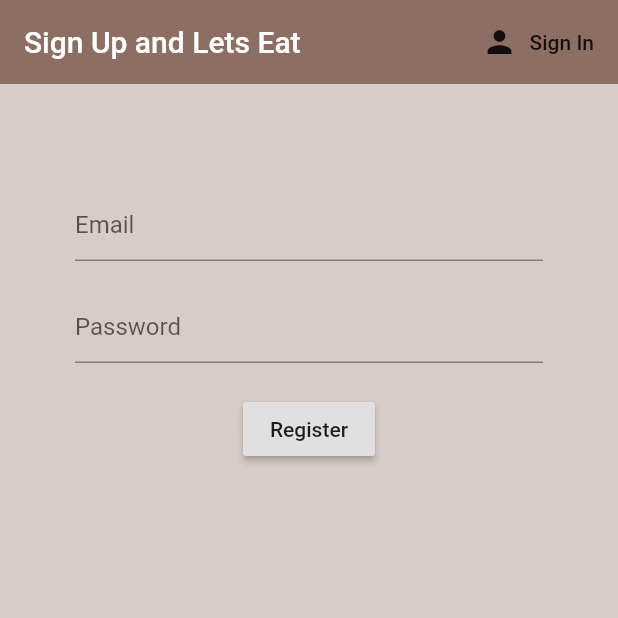
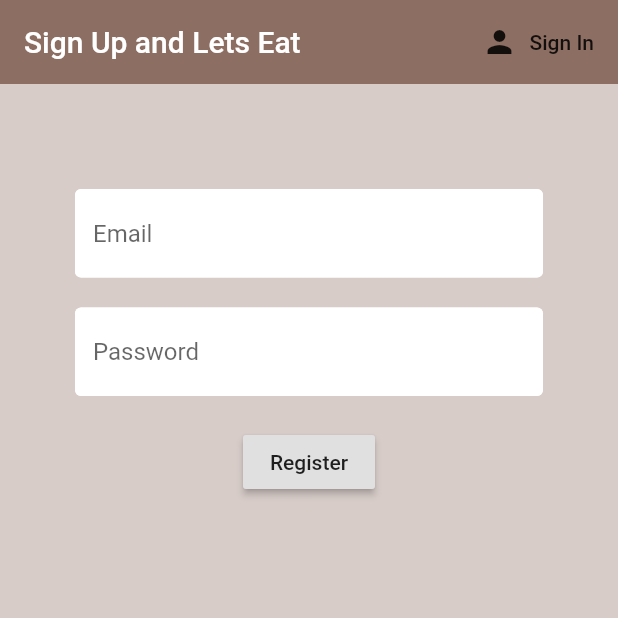
Before and after one commit to Batzee/flutterFirebaseLogin, a Flutter app: the screen it shows after launch, after a tap on "Sign In", after a tap on "Register", on a phone screen of 412 x 824 dp, the top half of it. Run offline on Flutter 3.47's test engine with Material 2 defaults, Android fonts, the phone set to English and light mode, and no system bars; our stand-ins replace firebase_auth, flutter_spinkit; accounts and stored records are empty.

Commit message:
Added Loading animation between sign in and register

```diff
--- a/lib/screens/authenticate/registerform.dart
+++ b/lib/screens/authenticate/registerform.dart
@@ -1,5 +1,7 @@
 import 'package:flutter/material.dart';
 import 'package:letsmeet/services/auth.dart';
+import 'package:letsmeet/shared/constants.dart';
+import 'package:letsmeet/shared/loading.dart';
 
 class RegisterForm extends StatefulWidget {
   final Function signInState;
@@ -13,13 +15,17 @@ class _RegisterFormState extends State<RegisterForm> {
   final AuthService _auth = AuthService();
   final _formKey = GlobalKey<FormState>();
 
+  bool loading = false;
+
   String email = '';
   String password = '';
   String error = '';
 
   @override
   Widget build(BuildContext context) {
-    return Scaffold(
+    return loading
+        ? Loading()
+        : Scaffold(
             backgroundColor: Colors.brown[100],
             appBar: AppBar(
               backgroundColor: Colors.brown[400],
@@ -44,7 +50,8 @@ class _RegisterFormState extends State<RegisterForm> {
                     SizedBox(height: 20.0),
                     TextFormField(
                       validator: (val) => val.isEmpty ? 'Email is Empty' : null,
-                decoration: InputDecoration(hintText: 'Email'),
+                      decoration:
+                          textInputDecoration.copyWith(hintText: 'Email'),
                       onChanged: (val) {
                         setState(() {
                           email = val;
@@ -57,7 +64,8 @@ class _RegisterFormState extends State<RegisterForm> {
                       validator: (val) => val.length < 6
                           ? 'Password must more than 5 characters long'
                           : null,
-                decoration: InputDecoration(hintText: 'Password'),
+                      decoration:
+                          textInputDecoration.copyWith(hintText: 'Password'),
                       onChanged: (val) {
                         setState(() {
                           password = val;
@@ -70,18 +78,24 @@ class _RegisterFormState extends State<RegisterForm> {
                       child: Text('Register'),
                       onPressed: () async {
                         if (_formKey.currentState.validate()) {
-                    dynamic result =
-                        await _auth.RegisterWithEmailAndPass(email, password);
+                          setState(() {
+                            loading = true;
+                          });
+                          dynamic result = await _auth.RegisterWithEmailAndPass(
+                              email, password);
                           if (result == null) {
                             setState(() {
-                        error = 'Something went wrong, please try again later';
+                              error =
+                                  'Something went wrong, please try again later';
+                              loading = false;
                             });
                           }
                         }
                       },
                     ),
                     SizedBox(height: 20.0),
-              Text(error, style: TextStyle(color: Colors.red, fontSize: 14))
+                    Text(error,
+                        style: TextStyle(color: Colors.red, fontSize: 14))
                   ],
                 ),
               ),
--- a/lib/screens/authenticate/sign_in.dart
+++ b/lib/screens/authenticate/sign_in.dart
@@ -1,5 +1,7 @@
 import 'package:flutter/material.dart';
 import 'package:letsmeet/services/auth.dart';
+import 'package:letsmeet/shared/constants.dart';
+import 'package:letsmeet/shared/loading.dart';
 
 class SignIn extends StatefulWidget {
   final Function signInState;
@@ -14,6 +16,8 @@ class _SignInState extends State<SignIn> with SingleTickerProviderStateMixin {
 
   AuthService _auth = AuthService();
   final _formKey = GlobalKey<FormState>();
+
+  bool loading = false;
 
   String email = '';
   String password = '';
@@ -33,7 +37,9 @@ class _SignInState extends State<SignIn> with SingleTickerProviderStateMixin {
 
   @override
   Widget build(BuildContext context) {
-    return Scaffold(
+    return loading
+        ? Loading()
+        : Scaffold(
             backgroundColor: Colors.brown[100],
             appBar: AppBar(
               backgroundColor: Colors.brown[400],
@@ -58,7 +64,8 @@ class _SignInState extends State<SignIn> with SingleTickerProviderStateMixin {
                     SizedBox(height: 20.0),
                     TextFormField(
                       validator: (val) => val.isEmpty ? 'Email is Empty' : null,
-                decoration: InputDecoration(hintText: 'Email'),
+                      decoration:
+                          textInputDecoration.copyWith(hintText: 'Email'),
                       onChanged: (val) {
                         setState(() {
                           email = val;
@@ -68,8 +75,10 @@ class _SignInState extends State<SignIn> with SingleTickerProviderStateMixin {
                     SizedBox(height: 20.0),
                     TextFormField(
                       obscureText: true,
-                validator: (val) => val.length < 6 ? 'Password is Empty' : null,
-                decoration: InputDecoration(hintText: 'Password'),
+                      validator: (val) =>
+                          val.length < 6 ? 'Password is Empty' : null,
+                      decoration:
+                          textInputDecoration.copyWith(hintText: 'Password'),
                       onChanged: (val) {
                         setState(() {
                           password = val;
@@ -82,18 +91,24 @@ class _SignInState extends State<SignIn> with SingleTickerProviderStateMixin {
                       child: Text('Sign In'),
                       onPressed: () async {
                         if (_formKey.currentState.validate()) {
-                    dynamic result =
-                        await _auth.LoginWithEmailAndPass(email, password);
+                          setState(() {
+                            loading = true;
+                          });
+                          dynamic result = await _auth.LoginWithEmailAndPass(
+                              email, password);
                           if (result == null) {
                             setState(() {
-                        error = 'Something went wrong, please try again later';
+                              error =
+                                  'Something went wrong, please try again later';
+                              loading = false;
                             });
                           }
                         }
                       },
                     ),
                     SizedBox(height: 20.0),
-              Text(error, style: TextStyle(color: Colors.red, fontSize: 14))
+                    Text(error,
+                        style: TextStyle(color: Colors.red, fontSize: 14))
                   ],
                 ),
               ),
--- /dev/null
+++ b/lib/shared/constants.dart
@@ -0,0 +1,9 @@
+import 'package:flutter/material.dart';
+
+const textInputDecoration = InputDecoration(
+    fillColor: Colors.white,
+    filled: true,
+    enabledBorder: OutlineInputBorder(
+        borderSide: BorderSide(color: Colors.white, width: 2.0)),
+    focusedBorder: OutlineInputBorder(
+        borderSide: BorderSide(color: Colors.lightBlue, width: 2.0)));
--- a/pubspec.yaml
+++ b/pubspec.yaml
@@ -26,6 +26,7 @@ dependencies:
   firebase_auth: ^0.15.3
   cloud_firestore: ^0.13.0+1
   provider: ^4.0.1
+  flutter_spinkit: "^4.1.1"
 
 dev_dependencies:
   flutter_test:
```
Also changed, not shown: lib/shared/loading.dart (added, +17 -0 lines), pubspec.lock. Lines whose indentation alone changed are shown as unchanged.
